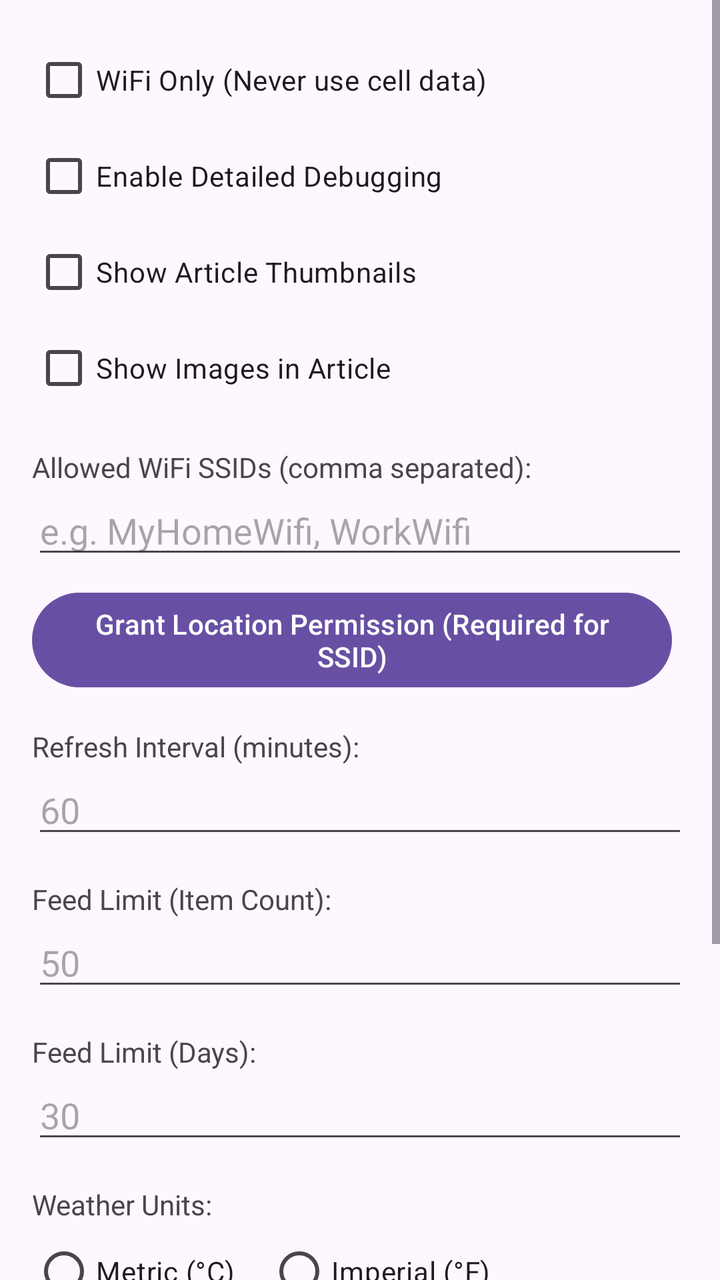
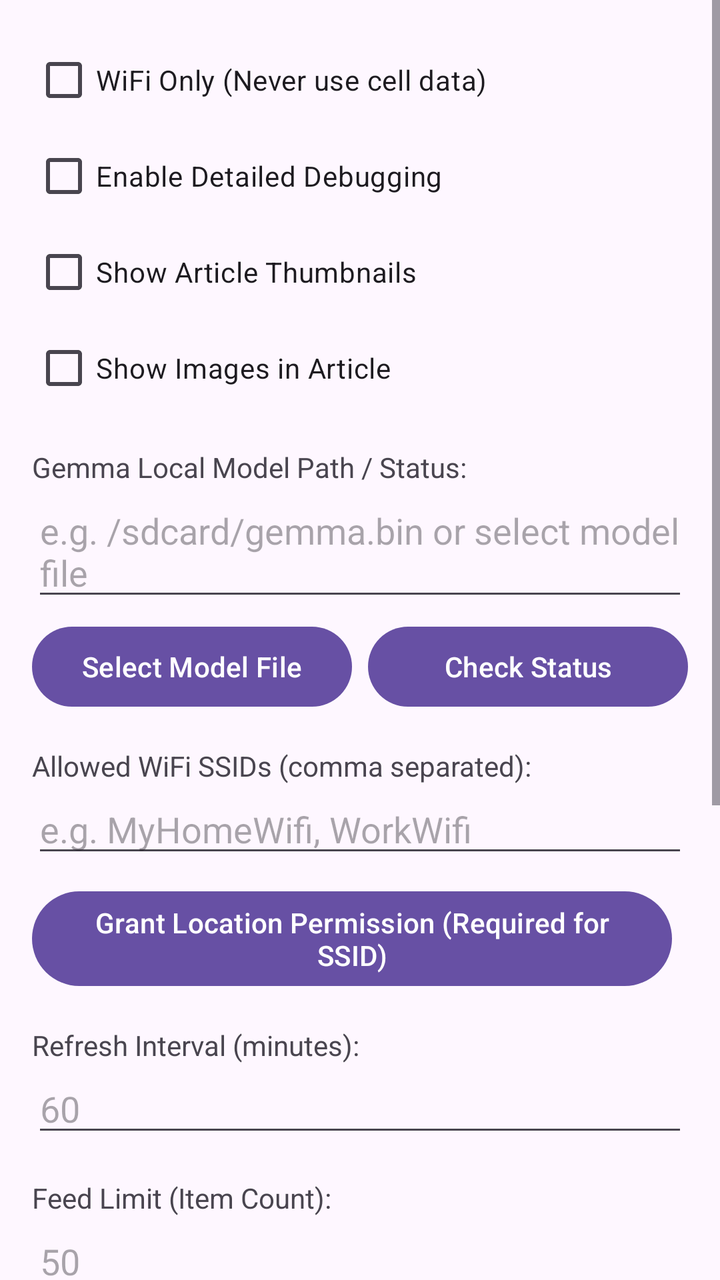

Compare the two renders of this Android layout. The source of the first and the diff that turns it into the second are given below.
<!-- AndroidManifest.xml: application theme Theme.OfflineBrowser -->
<!-- res/layout/activity_settings.xml -->
<?xml version="1.0" encoding="utf-8"?>
<ScrollView xmlns:android="http://schemas.android.com/apk/res/android"
    android:layout_width="match_parent"
    android:layout_height="match_parent"
    android:fillViewport="true">

    <LinearLayout
        android:layout_width="match_parent"
        android:layout_height="wrap_content"
        android:orientation="vertical"
        android:padding="16dp">

        <CheckBox
            android:id="@+id/cbWifiOnly"
            android:layout_width="wrap_content"
            android:layout_height="wrap_content"
            android:text="WiFi Only (Never use cell data)" />

        <CheckBox
            android:id="@+id/cbDetailedDebugging"
            android:layout_width="wrap_content"
            android:layout_height="wrap_content"
            android:text="Enable Detailed Debugging" />

        <CheckBox
            android:id="@+id/cbShowArticleThumbnails"
            android:layout_width="wrap_content"
            android:layout_height="wrap_content"
            android:text="Show Article Thumbnails" />

        <CheckBox
            android:id="@+id/cbShowImagesInArticle"
            android:layout_width="wrap_content"
            android:layout_height="wrap_content"
            android:text="Show Images in Article" />

        <Button
            android:id="@+id/btnDownloadLogs"
            android:layout_width="wrap_content"
            android:layout_height="wrap_content"
            android:text="Download Debug Logs"
            android:visibility="gone"
            android:layout_marginTop="8dp"/>

        <TextView
            android:layout_width="wrap_content"
            android:layout_height="wrap_content"
            android:text="Allowed WiFi SSIDs (comma separated):"
            android:layout_marginTop="16dp"/>

        <EditText
            android:id="@+id/etSsids"
            android:layout_width="match_parent"
            android:layout_height="wrap_content"
            android:hint="e.g. MyHomeWifi, WorkWifi" />

        <Button
            android:id="@+id/btnRequestPerm"
            android:layout_width="wrap_content"
            android:layout_height="wrap_content"
            android:text="Grant Location Permission (Required for SSID)"
            android:layout_marginTop="8dp"/>

        <TextView
            android:layout_width="wrap_content"
            android:layout_height="wrap_content"
            android:text="Refresh Interval (minutes):"
            android:layout_marginTop="16dp"/>

        <EditText
            android:id="@+id/etInterval"
            android:layout_width="match_parent"
            android:layout_height="wrap_content"
            android:inputType="number"
            android:hint="60" />

        <TextView
            android:layout_width="wrap_content"
            android:layout_height="wrap_content"
            android:text="Feed Limit (Item Count):"
            android:layout_marginTop="16dp"/>

        <EditText
            android:id="@+id/etLimitCount"
            android:layout_width="match_parent"
            android:layout_height="wrap_content"
            android:inputType="number"
            android:hint="50" />

        <TextView
            android:layout_width="wrap_content"
            android:layout_height="wrap_content"
            android:text="Feed Limit (Days):"
            android:layout_marginTop="16dp"/>

        <EditText
            android:id="@+id/etLimitDays"
            android:layout_width="match_parent"
            android:layout_height="wrap_content"
            android:inputType="number"
            android:hint="30" />

        <TextView
            android:layout_width="wrap_content"
            android:layout_height="wrap_content"
            android:text="Weather Units:"
            android:layout_marginTop="16dp"/>

        <RadioGroup
            android:id="@+id/rgWeatherUnits"
            android:layout_width="match_parent"
            android:layout_height="wrap_content"
            android:orientation="horizontal">

            <RadioButton
                android:id="@+id/rbMetric"
                android:layout_width="wrap_content"
                android:layout_height="wrap_content"
                android:text="Metric (°C)" />

            <RadioButton
                android:id="@+id/rbImperial"
                android:layout_width="wrap_content"
                android:layout_height="wrap_content"
                android:text="Imperial (°F)"
                android:layout_marginStart="16dp"/>
        </RadioGroup>

        <Button
            android:id="@+id/btnSave"
            android:layout_width="match_parent"
            android:layout_height="wrap_content"
            android:text="Save Settings"
            android:layout_marginTop="24dp"/>

        <LinearLayout
            android:layout_width="match_parent"
            android:layout_height="wrap_content"
            android:orientation="horizontal"
            android:layout_marginTop="16dp"
            android:gravity="center">

            <Button
                android:id="@+id/btnExport"
                android:layout_width="0dp"
                android:layout_height="wrap_content"
                android:layout_weight="1"
                android:text="Backup Config"
                android:layout_marginEnd="4dp"/>

            <Button
                android:id="@+id/btnImport"
                android:layout_width="0dp"
                android:layout_height="wrap_content"
                android:layout_weight="1"
                android:text="Restore Config"
                android:layout_marginStart="4dp"/>
        </LinearLayout>

        <LinearLayout
            android:layout_width="match_parent"
            android:layout_height="wrap_content"
            android:orientation="horizontal"
            android:layout_marginTop="8dp"
            android:gravity="center">

            <Button
                android:id="@+id/btnFullBackup"
                android:layout_width="0dp"
                android:layout_height="wrap_content"
                android:layout_weight="1"
                android:text="Full Backup"
                android:layout_marginEnd="4dp"/>

            <Button
                android:id="@+id/btnFullRestore"
                android:layout_width="0dp"
                android:layout_height="wrap_content"
                android:layout_weight="1"
                android:text="Full Restore"
                android:layout_marginStart="4dp"/>
        </LinearLayout>

    </LinearLayout>
</ScrollView>
<!-- resources referenced by this layout -->
<resources>
  <style name="Theme.OfflineBrowser" parent="Base.Theme.OfflineBrowser" />
  <style name="Base.Theme.OfflineBrowser" parent="Theme.Material3.DayNight.NoActionBar">
          
          
      </style>
</resources>

<!-- the commit's change to res/layout/activity_settings.xml (unified diff, before → after) -->
@@ -45,6 +45,41 @@
         <TextView
             android:layout_width="wrap_content"
             android:layout_height="wrap_content"
+            android:text="Gemma Local Model Path / Status:"
+            android:layout_marginTop="16dp"/>
+
+        <EditText
+            android:id="@+id/etGemmaModelPath"
+            android:layout_width="match_parent"
+            android:layout_height="wrap_content"
+            android:hint="e.g. /sdcard/gemma.bin or select model file" />
+
+        <LinearLayout
+            android:layout_width="match_parent"
+            android:layout_height="wrap_content"
+            android:orientation="horizontal"
+            android:layout_marginTop="4dp">
+
+            <Button
+                android:id="@+id/btnSelectGemmaModel"
+                android:layout_width="0dp"
+                android:layout_height="wrap_content"
+                android:layout_weight="1"
+                android:text="Select Model File"
+                android:layout_marginEnd="4dp"/>
+
+            <Button
+                android:id="@+id/btnCheckGemmaStatus"
+                android:layout_width="0dp"
+                android:layout_height="wrap_content"
+                android:layout_weight="1"
+                android:text="Check Status"
+                android:layout_marginStart="4dp"/>
+        </LinearLayout>
+
+        <TextView
+            android:layout_width="wrap_content"
+            android:layout_height="wrap_content"
             android:text="Allowed WiFi SSIDs (comma separated):"
             android:layout_marginTop="16dp"/>
 
